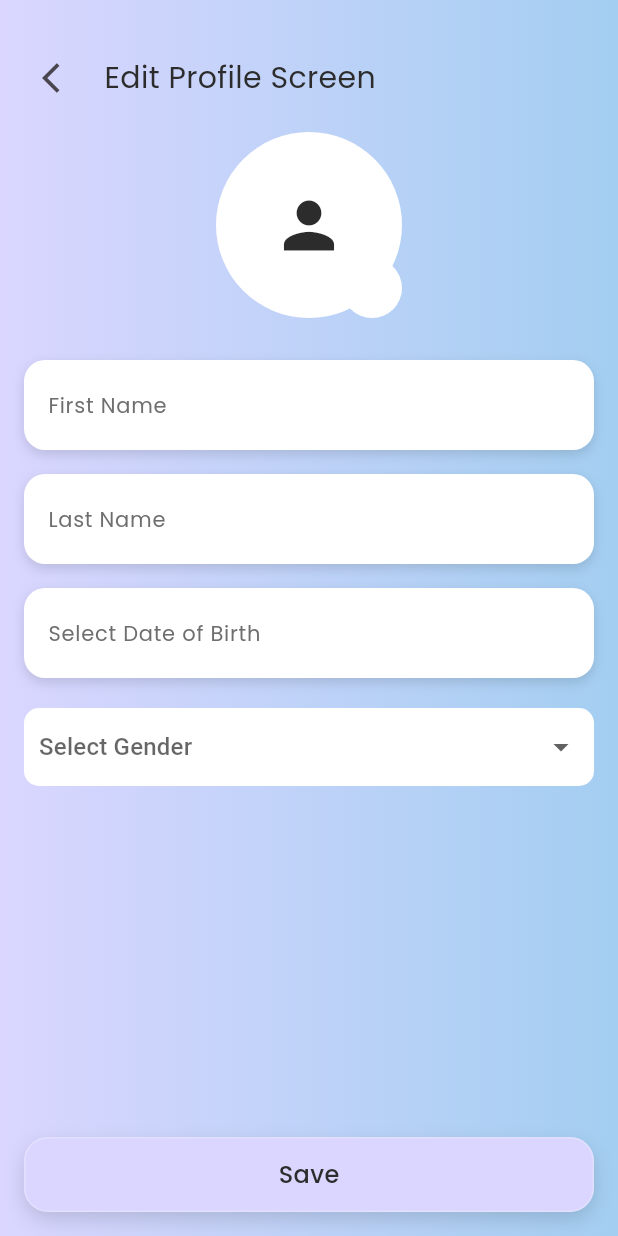
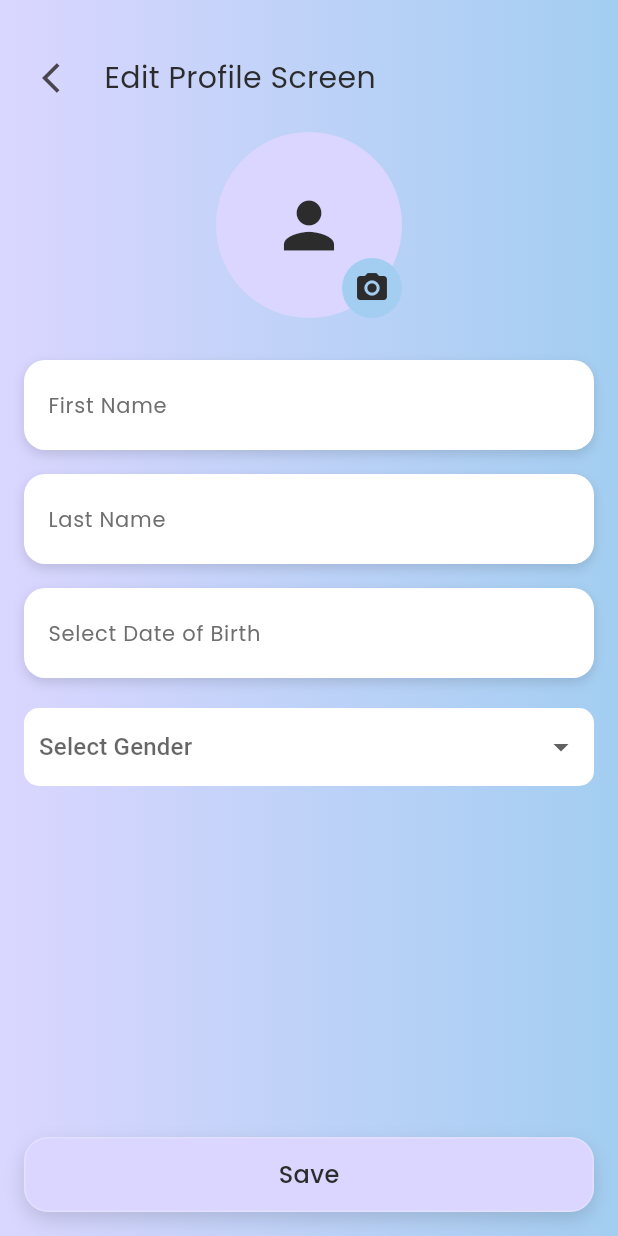
Before and after one commit to shoaib3474/Caress-Care, a Flutter app: the ProfileScreen screen opened by its route, after a tap on "Edit Profile", on a phone screen of 412 x 824 dp. Run offline on Flutter 3.47's test engine with Material 3 defaults, Android fonts, the phone set to English and light mode, and no system bars; our stand-ins replace firebase_auth, firebase_core, get, google_fonts, image_picker, permission_handler and 1 more; accounts and stored records are empty.

Commit message:
ready for final lunch

```diff
--- a/lib/main.dart
+++ b/lib/main.dart
@@ -28,7 +28,7 @@ class MyApp extends StatelessWidget {
       debugShowCheckedModeBanner: false,
 
       title: 'Calm Zone',
-      initialRoute: AppRoutes.mood,
+      initialRoute: AppRoutes.splash,
       getPages: AppRoutes.routes,
     );
   }
--- a/lib/model/user_model.dart
+++ b/lib/model/user_model.dart
@@ -1,17 +1,17 @@
 class UserModel {
-  final String firstName;
-  final String lastName;
-  final String email;
-  final String dob;
-  final String gender;
+  final String? firstName;
+  final String? lastName;
+  final String? email;
+  final String? dob;
+  final String? gender;
   final String? avatarPath;
 
   UserModel({
-    required this.firstName,
-    required this.lastName,
-    required this.email,
-    required this.dob,
-    required this.gender,
+    this.firstName,
+    this.lastName,
+    this.email,
+    this.dob,
+    this.gender,
     this.avatarPath,
   });
 
@@ -25,11 +25,11 @@ class UserModel {
   };
 
   factory UserModel.fromJson(Map<String, dynamic> json) => UserModel(
-    firstName: json['firstName'] ?? '',
-    lastName: json['lastName'] ?? '',
-    email: json['email'] ?? '',
-    dob: json['dob'] ?? '',
-    gender: json['gender'] ?? '',
+    firstName: json['firstName'],
+    lastName: json['lastName'],
+    email: json['email'],
+    dob: json['dob'],
+    gender: json['gender'],
     avatarPath: json['avatarPath'],
   );
 }
--- a/lib/view/screens/auth/register_screen.dart
+++ b/lib/view/screens/auth/register_screen.dart
@@ -2,8 +2,10 @@
 import 'package:caress_care/customs/custom_button.dart';
 import 'package:caress_care/customs/custom_text_feild.dart';
 import 'package:caress_care/gen/assets.gen.dart';
+import 'package:caress_care/model/user_model.dart';
 import 'package:caress_care/routes/app_routes.dart';
 import 'package:caress_care/services/auth_service.dart';
+import 'package:caress_care/services/profile_service.dart';
 import 'package:caress_care/utils/const/app_colors.dart';
 import 'package:caress_care/utils/const/app_text.dart';
 import 'package:flutter/gestures.dart';
@@ -162,7 +164,9 @@ class _RegisterScreenState extends State<RegisterScreen> {
                         setState(() {
                           isRegistering = true;
                         });
-                        AuthService.registerUser(
+
+                        // Call registration and wait for completion
+                        await AuthService.registerUser(
                           firstName: firstNameCtrl.text.trim(),
                           lastName: lastNameCtrl.text.trim(),
                           email: emailCtrl.text.trim(),
@@ -171,6 +175,18 @@ class _RegisterScreenState extends State<RegisterScreen> {
                           dob: dobCtrl.text.trim(),
                           gender: selectedGender,
                         );
+
+                        // If you want to save the user after registration, do it here
+                        final user = UserModel(
+                          firstName: firstNameCtrl.text.trim(),
+                          lastName: lastNameCtrl.text.trim(),
+                          dob: dobCtrl.text.trim(),
+                          gender: selectedGender ?? '',
+                          email: emailCtrl.text.trim(),
+                          // add other fields as needed
+                        );
+                        await ProfileService().saveUser(user);
+
                         setState(() {
                           isRegistering = false;
                         });
--- a/lib/view/screens/mod_sclection_screen.dart
+++ b/lib/view/screens/mod_sclection_screen.dart
@@ -34,10 +34,11 @@ class ModSelectionScreen extends StatelessWidget {
                 child: GestureDetector(
                   onTap: () => Get.toNamed(AppRoutes.profileScreen),
                   child: Row(
+                    mainAxisAlignment: MainAxisAlignment.end,
                     children: [
                       CircleAvatar(
                         radius: 24,
-                        backgroundColor: Colors.white,
+                        backgroundColor: AppColors.gradientMid,
                         backgroundImage:
                             (user?.avatarPath != null &&
                                     user!.avatarPath!.isNotEmpty)
@@ -56,14 +57,14 @@ class ModSelectionScreen extends StatelessWidget {
                                 : null,
                       ),
                       const SizedBox(width: 10),
-                      Text(
-                        user != null
-                            ? '${user.firstName} ${user.lastName}'
-                            : 'Profile',
-                        style: AppTextStyles.heading20.copyWith(
-                          color: AppColors.textPrimary,
-                        ),
-                      ),
+                      // Text(
+                      //   user != null
+                      //       ? '${user.firstName} ${user.lastName}'
+                      //       : 'Profile',
+                      //   style: AppTextStyles.heading20.copyWith(
+                      //     color: AppColors.textPrimary,
+                      //   ),
+                      // ),
                     ],
                   ),
                 ),
--- a/lib/view/screens/profile/edit_profile_screen.dart
+++ b/lib/view/screens/profile/edit_profile_screen.dart
@@ -1,5 +1,4 @@
 import 'dart:io';
-import 'package:caress_care/view/screens/profile/profile_screen.dart';
 import 'package:image_picker/image_picker.dart';
 import 'package:caress_care/controller/profile_ctrls.dart';
 import 'package:caress_care/customs/custom_button.dart';
@@ -41,10 +40,10 @@ class _EditProfileScreenState extends State<EditProfileScreen> {
   void initState() {
     final user = Provider.of<ProfileController>(context, listen: false).user;
     if (user != null) {
-      firstNameCtrl.text = user.firstName;
-      lastNameCtrl.text = user.lastName;
-      emailCtrl.text = user.email;
-      dobCtrl.text = user.dob;
+      firstNameCtrl.text = user.firstName!;
+      lastNameCtrl.text = user.lastName!;
+      emailCtrl.text = user.email!;
+      dobCtrl.text = user.dob!;
       // Only allow valid gender values
       if (['Male', 'Female', 'Other'].contains(user.gender)) {
         selectedGender = user.gender;
@@ -87,7 +86,7 @@ class _EditProfileScreenState extends State<EditProfileScreen> {
                 children: [
                   CircleAvatar(
                     radius: 62,
-                    backgroundColor: Colors.white,
+                    backgroundColor: AppColors.gradientTop,
                     backgroundImage:
                         _pickedImage != null
                             ? FileImage(_pickedImage!)
@@ -113,8 +112,11 @@ class _EditProfileScreenState extends State<EditProfileScreen> {
                       onTap: _pickImage,
                       child: CircleAvatar(
                         radius: 20,
-                        backgroundColor: AppColors.white,
-                        child: Icon(Icons.camera_alt, color: Colors.white),
+                        backgroundColor: AppColors.gradientMid,
+                        child: Icon(
+                          Icons.camera_alt,
+                          color: AppColors.textPrimary,
+                        ),
                       ),
                     ),
                   ),
--- a/lib/view/screens/profile/profile_screen.dart
+++ b/lib/view/screens/profile/profile_screen.dart
@@ -1,6 +1,8 @@
+// Make sure the following import points to the file where ProfileController is defined
+// If the class is named differently or in another file, update the import accordingly.
 import 'package:caress_care/controller/profile_ctrls.dart';
 import 'package:caress_care/customs/custom_button.dart';
-import 'package:caress_care/gen/assets.gen.dart';
+import 'package:caress_care/routes/app_routes.dart';
 import 'package:caress_care/utils/const/app_colors.dart';
 import 'package:caress_care/utils/const/app_text.dart';
 import 'package:caress_care/view/screens/profile/edit_profile_screen.dart';
@@ -8,6 +10,7 @@ import 'package:flutter/material.dart';
 import 'package:get/get.dart';
 import 'package:provider/provider.dart';
 import 'dart:io';
+import 'package:firebase_auth/firebase_auth.dart';
 
 class ProfileScreen extends StatefulWidget {
   const ProfileScreen({super.key});
@@ -128,6 +131,14 @@ class _ProfileScreenState extends State<ProfileScreen> {
                             );
                           },
                         ),
+                        SizedBox(height: 16),
+                        CustomButton(
+                          text: "Logout",
+                          onTap: () async {
+                            await FirebaseAuth.instance.signOut();
+                            Get.offAllNamed(AppRoutes.login);
+                          },
+                        ),
                       ],
                     ),
                   ),
--- a/pubspec.yaml
+++ b/pubspec.yaml
@@ -30,8 +30,8 @@ environment:
 dependencies:
   flutter:
     sdk: flutter
+  firebase_auth: ^4.17.4
   firebase_core: ^2.30.0
-  firebase_auth:
   cloud_firestore:
   google_sign_in:
   provider:
```
Also changed, not shown: firebase.json, lib/firebase_options.dart, pubspec.lock, 1 other file.
